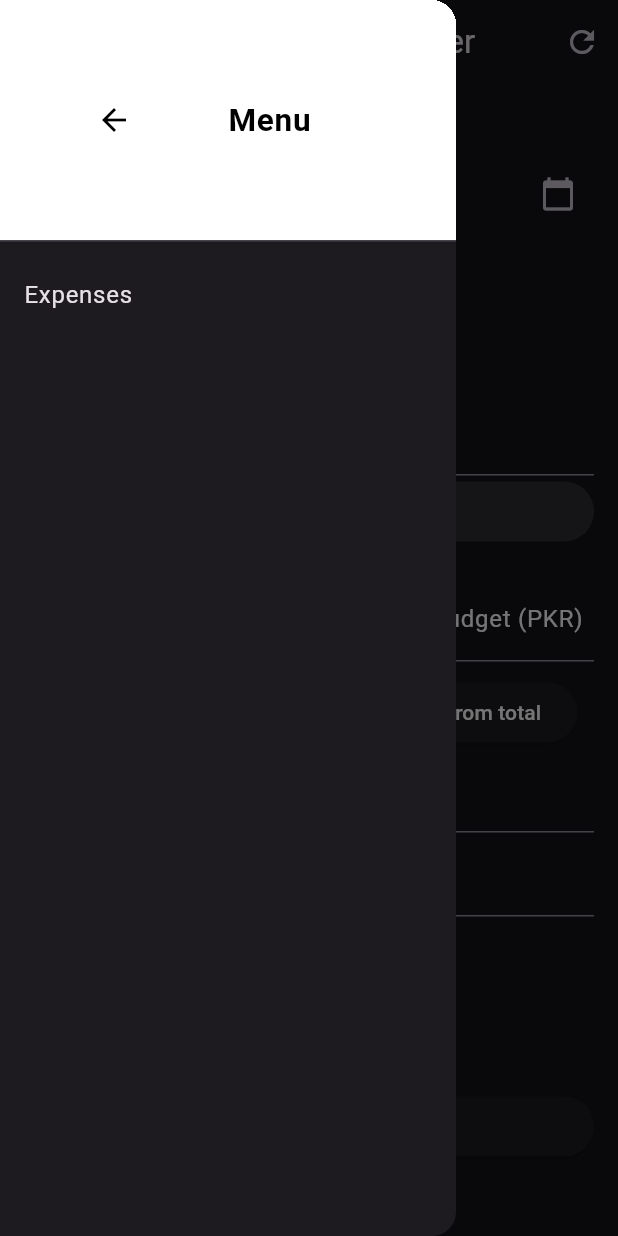
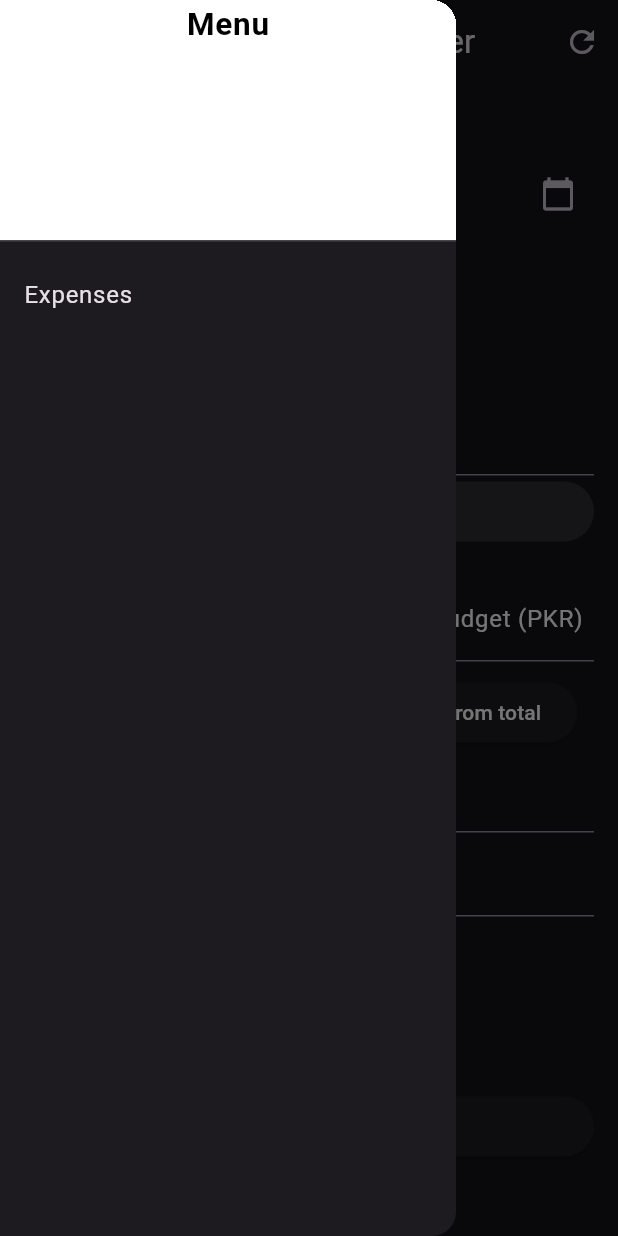
Before and after one commit to muneebiq3/expense, a Flutter app: the screen it shows after launch, with the side drawer open, on a phone screen of 412 x 824 dp. Run offline on Flutter 3.47's test engine with Material 3 defaults, Android fonts, the phone set to English and light mode, and no system bars; our stand-ins replace shared_preferences.

Commit message:
Main Menu expense and back arrow btn module done

```diff
--- a/expense_tracker/lib/main.dart
+++ b/expense_tracker/lib/main.dart
@@ -534,7 +534,7 @@ class _BudgetHomePageState extends State<BudgetHomePage> {
           onPressed: () {
             _scaffoldKey.currentState?.openDrawer();
           },
-          tooltip: "Expense History",
+          tooltip: "Menu",
         ),
         actions: [
           IconButton(
@@ -552,16 +552,30 @@ class _BudgetHomePageState extends State<BudgetHomePage> {
                 color: Colors.white,
               ),
               padding: EdgeInsets.zero,
-              child: Row(
+              child: Column(
                 children: [
-                  Expanded(
+                  Row(
+                    children: [
+                      Visibility(
+                        visible: _showExpenses,
                         child: IconButton(
                           color: Colors.black,
                           icon: const Icon(Icons.arrow_back),
-                      onPressed: () {},
+                          onPressed: () {
+                            setState(() {
+                              _drawerHeader = "Menu";
+                              _showExpenses = false;
+                            });
+                          },
+                          tooltip: "Back to Menu",
                         ),
                       ),
+                    ],
+                  ),
+                  Row(
+                    children: [
                       Expanded(
+                        child: Center(
                           child: Text(
                             _drawerHeader,
                             style: const TextStyle(
@@ -570,9 +584,12 @@ class _BudgetHomePageState extends State<BudgetHomePage> {
                               fontSize: 21,
                             ),
                           ),
+                        ),
+                      )
+                    ]
                   )
                 ],
-              )
+              ),
             ),
             if(!_showExpenses)
             ListTile(
```
Lines whose indentation alone changed are shown as unchanged.
